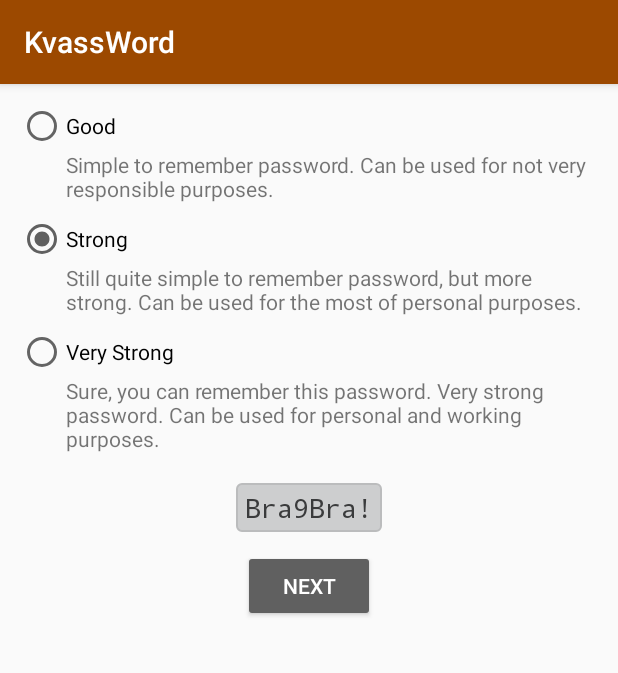
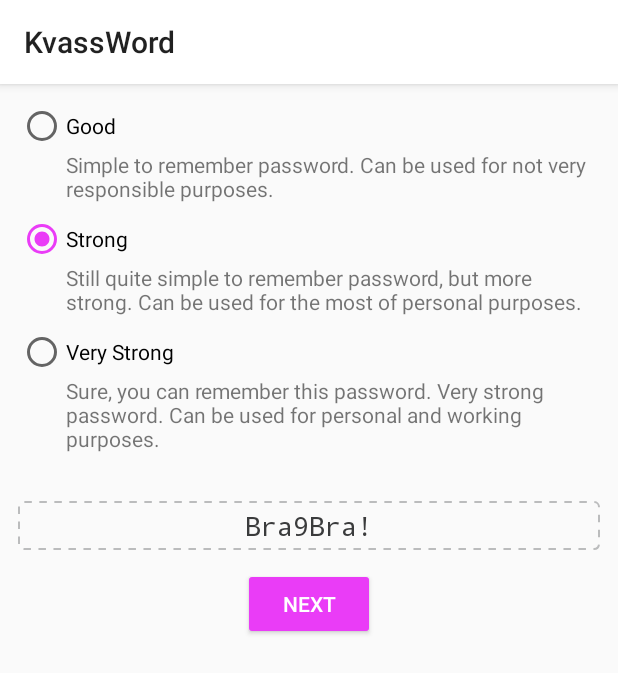
Before and after one commit to solkin/kvassword-android, an Android app: the screen it shows after launch (MainActivity), on a phone screen of 412 x 824 dp. Shown: the top 673 px of the screen. Run offline under Robolectric (Android 15) with nearby library versions, the phone set to English and light mode, and no system bars; libraries missing offline, so code that uses them is left out: net.hockeyapp.android; 3 statements that could not run were skipped.

Commit message:
Update colors and icon, again

```diff
--- a/app/src/main/res/drawable/pass_back.xml
+++ b/app/src/main/res/drawable/pass_back.xml
@@ -3,6 +3,8 @@
     <solid android:color="@color/colorPassBack" />
     <stroke
         android:width="1dp"
+        android:dashWidth="5dp"
+        android:dashGap="5dp"
         android:color="@color/colorPassBorder" />
     <corners android:radius="3dp" />
     <padding
--- a/app/src/main/res/layout/activity_main.xml
+++ b/app/src/main/res/layout/activity_main.xml
@@ -4,14 +4,14 @@
     android:layout_width="match_parent"
     android:layout_height="match_parent"
     android:orientation="vertical"
-    android:padding="12dp"
     tools:context=".MainActivity">
 
     <RadioGroup
         android:id="@+id/pass_strength"
         android:layout_width="match_parent"
         android:layout_height="wrap_content"
-        android:checkedButton="@id/pass_strong">
+        android:checkedButton="@id/pass_strong"
+        android:padding="12dp">
 
         <android.support.v7.widget.AppCompatRadioButton
             android:id="@+id/pass_good"
@@ -60,8 +60,9 @@
 
         <TextView
             android:id="@+id/password"
-            android:layout_width="wrap_content"
+            android:layout_width="match_parent"
             android:layout_height="wrap_content"
+            android:gravity="center_horizontal"
             android:background="@drawable/pass_back"
             android:fontFamily="monospace"
             android:paddingLeft="6dp"
--- a/app/src/main/res/values/colors.xml
+++ b/app/src/main/res/values/colors.xml
@@ -1,9 +1,9 @@
 <?xml version="1.0" encoding="utf-8"?>
 <resources>
-    <color name="colorPrimary">#9c4900</color>
-    <color name="colorPrimaryDark">#793900</color>
-    <color name="colorAccent">#606060</color>
-    <color name="colorPassBack">#CDCECF</color>
+    <color name="colorPrimary">#FFFFFF</color>
+    <color name="colorPrimaryDark">#CACACA</color>
+    <color name="colorAccent">#EA3CF7</color>
+    <color name="colorPassBack">#FAFAFA</color>
     <color name="colorPassBorder">#BBBCBD</color>
     <color name="colorChar">#3A3B3C</color>
 </resources>
--- a/app/src/main/res/values/styles.xml
+++ b/app/src/main/res/values/styles.xml
@@ -1,6 +1,6 @@
 <resources>
 
-    <style name="AppTheme" parent="Theme.AppCompat.Light.DarkActionBar">
+    <style name="AppTheme" parent="Theme.AppCompat.Light">
         <item name="colorPrimary">@color/colorPrimary</item>
         <item name="colorPrimaryDark">@color/colorPrimaryDark</item>
         <item name="colorAccent">@color/colorAccent</item>
```
Also changed, not shown: app/src/main/res/mipmap-hdpi/ic_launcher.png, app/src/main/res/mipmap-mdpi/ic_launcher.png, app/src/main/res/mipmap-xhdpi/ic_launcher.png, app/src/main/res/mipmap-xxhdpi/ic_launcher.png, app/src/main/res/mipmap-xxxhdpi/ic_launcher.png, 2 other files.
